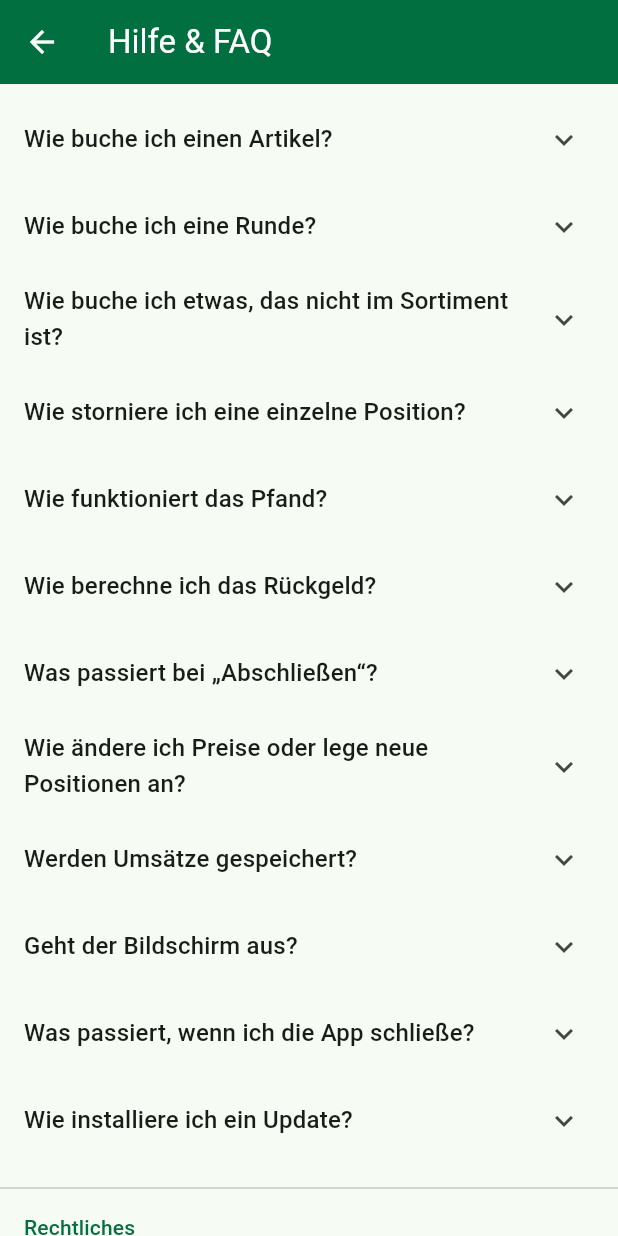
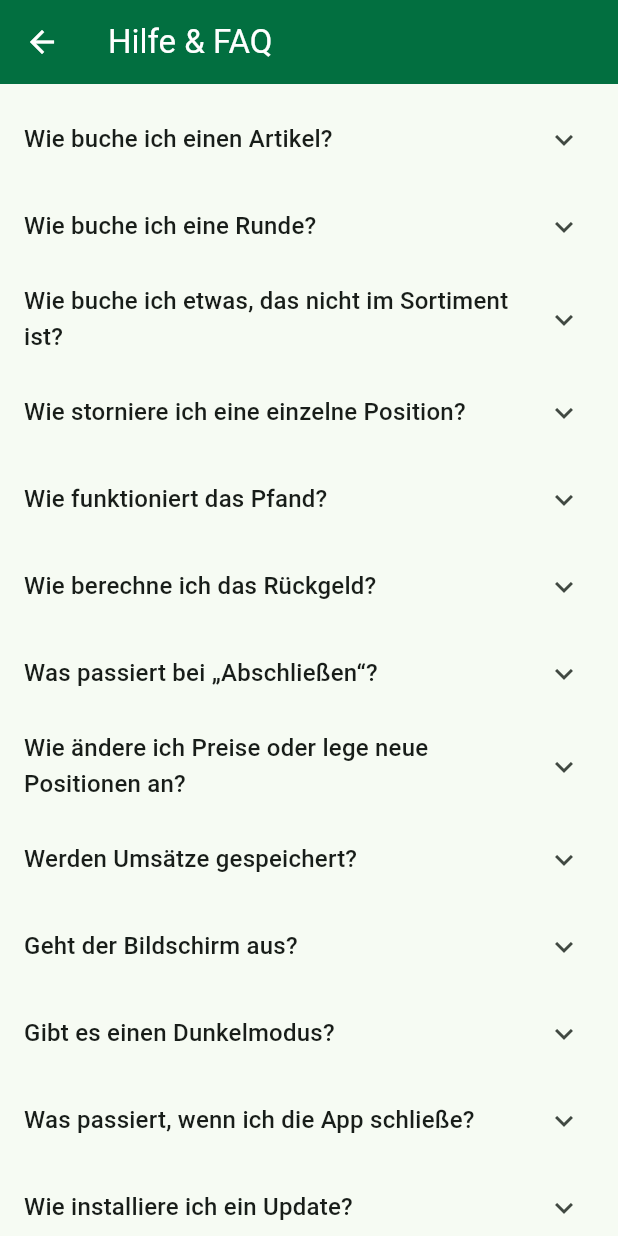
Before and after one commit to Ogie0/Easy-Price-Calculation, a Flutter app: the screen it shows after launch, after a tap on the "help outline" icon, on a phone screen of 412 x 824 dp. Run offline on Flutter 3.47's test engine with Material 3 defaults, Android fonts, the phone set to English and light mode, and no system bars; our stand-ins replace shared_preferences.

Commit message:
Dunkelmodus: automatisch wie am Handy, wahlweise fest hell oder dunkel [skip ci]
- Dunkles Farbschema aus dem Vereinsgrün, Leisten in gedecktem Grün
- Einstellungen → „Darstellung“: Automatisch (Standard), Hell, Dunkel;
  die Wahl wird gespeichert
- Tablet-Tab-Leiste nutzt die Farbe der App-Leiste statt fest Grün
- Speicher-Klasse heißt jetzt AppStorage (speichert mehr als das Sortiment)
- FAQ-Eintrag und Tests ergänzt

Co-Authored-By: Claude Opus 5.5 <noreply@anthropic.com>
Claude-Session: https://claude.ai/code/session_01NupdSHJUqBHfHitkyt8aD3

```diff
--- a/lib/main.dart
+++ b/lib/main.dart
@@ -2,20 +2,21 @@ import 'package:flutter/material.dart';
 import 'package:flutter_localizations/flutter_localizations.dart';
 import 'package:provider/provider.dart';
 
+import 'providers/appearance_provider.dart';
 import 'providers/cart_provider.dart';
 import 'providers/catalog_provider.dart';
 import 'providers/checkout_provider.dart';
 import 'providers/quantity_provider.dart';
 import 'screens/home_screen.dart';
-import 'services/catalog_storage.dart';
+import 'services/app_storage.dart';
 import 'theme.dart';
 import 'widgets/orientation_lock.dart';
 
 Future<void> main() async {
   WidgetsFlutterBinding.ensureInitialized();
-  CatalogStorage? storage;
+  AppStorage? storage;
   try {
-    storage = await CatalogStorage.open();
+    storage = await AppStorage.open();
   } on Object catch (e) {
     // Ohne Speicher läuft die Kasse mit den Standardpreisen weiter.
     debugPrint('Speicher nicht verfügbar: $e');
@@ -25,7 +26,7 @@ Future<void> main() async {
 
 /// Stellt alle Provider bereit und startet die App.
 class KassenRoot extends StatelessWidget {
-  final CatalogStorage? storage;
+  final AppStorage? storage;
 
   const KassenRoot({super.key, this.storage});
 
@@ -34,6 +35,7 @@ class KassenRoot extends StatelessWidget {
     return MultiProvider(
       providers: [
         ChangeNotifierProvider(create: (_) => CatalogProvider(storage: storage)),
+        ChangeNotifierProvider(create: (_) => AppearanceProvider(storage: storage)),
         ChangeNotifierProvider(
           create: (context) => CartProvider(context.read<CatalogProvider>()),
         ),
@@ -52,6 +54,7 @@ class KassenApp extends StatelessWidget {
 
   @override
   Widget build(BuildContext context) {
+    final themeMode = context.select<AppearanceProvider, ThemeMode>((a) => a.themeMode);
     return MaterialApp(
       title: kAppName,
       debugShowCheckedModeBanner: false,
@@ -60,6 +63,8 @@ class KassenApp extends StatelessWidget {
       supportedLocales: const [Locale('de')],
       localizationsDelegates: GlobalMaterialLocalizations.delegates,
       theme: clubTheme,
+      darkTheme: clubDarkTheme,
+      themeMode: themeMode,
       builder: (context, child) => OrientationLock(child: child!),
       home: const HomeScreen(),
     );
--- /dev/null
+++ b/lib/providers/appearance_provider.dart
@@ -0,0 +1,28 @@
+import 'dart:async';
+
+import 'package:flutter/material.dart';
+
+import '../services/app_storage.dart';
+
+/// Darstellung: automatisch wie am Handy eingestellt (Standard), hell oder
+/// dunkel. Die Wahl wird gespeichert.
+class AppearanceProvider extends ChangeNotifier {
+  final AppStorage? _storage;
+  ThemeMode _themeMode;
+
+  AppearanceProvider({AppStorage? storage})
+      : _storage = storage,
+        _themeMode = ThemeMode.values.asNameMap()[storage?.loadThemeMode()] ?? ThemeMode.system;
+
+  ThemeMode get themeMode => _themeMode;
+
+  void setThemeMode(ThemeMode mode) {
+    if (mode == _themeMode) return;
+    _themeMode = mode;
+    notifyListeners();
+    final write = _storage?.saveThemeMode(mode.name);
+    if (write == null) return;
+    // Ein Fehler beim Schreiben soll die Kasse nicht stören.
+    unawaited(write.catchError((Object e) => debugPrint('Speichern fehlgeschlagen: $e')));
+  }
+}
--- a/lib/providers/catalog_provider.dart
+++ b/lib/providers/catalog_provider.dart
@@ -4,21 +4,21 @@ import 'package:flutter/foundation.dart';
 
 import '../models/article.dart';
 import '../models/default_articles.dart';
-import '../services/catalog_storage.dart';
+import '../services/app_storage.dart';
 
 /// Verwaltet das Sortiment (Preise, Sichtbarkeit, Pfand, eigene Positionen)
 /// und den Pfandwert. Mit [storage] werden Änderungen gespeichert und beim
 /// Start wieder geladen.
 class CatalogProvider extends ChangeNotifier {
   final List<Article> _articles;
-  final CatalogStorage? _storage;
+  final AppStorage? _storage;
   int _depositCents;
   int _nextCustomId = 0;
 
   CatalogProvider({
     List<Article> articles = kDefaultArticles,
     int depositCents = kDefaultDepositCents,
-    CatalogStorage? storage,
+    AppStorage? storage,
   })  : _storage = storage,
         _articles = _load(articles, storage),
         _depositCents = storage?.loadDeposit() ?? depositCents;
@@ -26,7 +26,7 @@ class CatalogProvider extends ChangeNotifier {
   /// Gespeichertes Sortiment in gespeicherter Reihenfolge; Standardartikel
   /// behalten Namen und Emoji aus dem Code, neue Standardartikel (z. B. nach
   /// einem Update) kommen hinten dazu.
-  static List<Article> _load(List<Article> defaults, CatalogStorage? storage) {
+  static List<Article> _load(List<Article> defaults, AppStorage? storage) {
     final stored = storage?.loadArticles();
     if (stored == null) {
       return [
--- a/lib/screens/faq_screen.dart
+++ b/lib/screens/faq_screen.dart
@@ -65,6 +65,12 @@ class FaqScreen extends StatelessWidget {
     (
       'Geht der Bildschirm aus?',
       'Nein, solange die App geöffnet ist, bleibt der Bildschirm an. Den Akku im Blick behalten.',
+    ),
+    (
+      'Gibt es einen Dunkelmodus?',
+      'Ja. Die App richtet sich automatisch nach dem Handy: Ist dort das dunkle Design an, ist '
+          'auch die Kasse dunkel. In den Einstellungen unter „Darstellung“ lässt sich „Hell“ oder '
+          '„Dunkel“ fest einstellen. Dunkel blendet abends weniger und spart bei vielen Handys Akku.',
     ),
     (
       'Was passiert, wenn ich die App schließe?',
--- a/lib/screens/home_screen.dart
+++ b/lib/screens/home_screen.dart
@@ -118,7 +118,10 @@ class HomeScreen extends StatelessWidget {
                       flex: 5,
                       child: Column(
                         children: [
-                          const Material(color: kClubGreen, child: _tabBar),
+                          Material(
+                            color: Theme.of(context).appBarTheme.backgroundColor,
+                            child: _tabBar,
+                          ),
                           const QuantityBar(),
                           Expanded(child: tabView),
                         ],
--- a/lib/services/catalog_storage.dart
+++ b/lib/services/app_storage.dart
@@ -4,21 +4,23 @@ import 'package:shared_preferences/shared_preferences.dart';
 
 import '../models/article.dart';
 
-/// Speichert Sortiment (Preise, Sichtbarkeit, Pfand, eigene Positionen) und
-/// Pfandwert lokal auf dem Gerät, damit alles einen Neustart übersteht.
-class CatalogStorage {
+/// Speichert Sortiment (Preise, Sichtbarkeit, Pfand, eigene Positionen),
+/// Pfandwert und Darstellung lokal auf dem Gerät, damit alles einen Neustart
+/// übersteht.
+class AppStorage {
   static const _articlesKey = 'articles_v2';
   static const _depositKey = 'deposit_cents';
+  static const _themeModeKey = 'theme_mode';
 
   /// Ältere Versionen haben nur die Preise einzeln gespeichert.
   static const _legacyPricePrefix = 'price_cents_';
 
   final SharedPreferences _prefs;
 
-  CatalogStorage(this._prefs);
+  AppStorage(this._prefs);
 
-  static Future<CatalogStorage> open() async =>
-      CatalogStorage(await SharedPreferences.getInstance());
+  static Future<AppStorage> open() async =>
+      AppStorage(await SharedPreferences.getInstance());
 
   int? loadDeposit() => _prefs.getInt(_depositKey);
 
@@ -52,4 +54,9 @@ class CatalogStorage {
 
   Future<void> saveArticles(List<Article> articles) =>
       _prefs.setString(_articlesKey, jsonEncode([for (final a in articles) a.toJson()]));
+
+  /// Name des gewählten ThemeMode (`system`, `light`, `dark`) oder null.
+  String? loadThemeMode() => _prefs.getString(_themeModeKey);
+
+  Future<void> saveThemeMode(String name) => _prefs.setString(_themeModeKey, name);
 }
--- a/lib/theme.dart
+++ b/lib/theme.dart
@@ -7,17 +7,21 @@ const String kClubLogo = 'assets/logo/jgc_logo.png';
 
 const String kAppName = 'Knülle Kalkulieren - JGC';
 
-final ThemeData clubTheme = () {
-  final scheme = ColorScheme.fromSeed(
-    seedColor: kClubGreen,
-    primary: kClubGreen,
-    onPrimary: Colors.white,
-  );
+final ThemeData clubTheme = _clubTheme(Brightness.light);
+
+/// Dunkelmodus: dunkle Flächen, Leisten in gedecktem Vereinsgrün.
+final ThemeData clubDarkTheme = _clubTheme(Brightness.dark);
+
+ThemeData _clubTheme(Brightness brightness) {
+  final light = brightness == Brightness.light;
+  final scheme = light
+      ? ColorScheme.fromSeed(seedColor: kClubGreen, primary: kClubGreen, onPrimary: Colors.white)
+      : ColorScheme.fromSeed(seedColor: kClubGreen, brightness: Brightness.dark);
   return ThemeData(
     colorScheme: scheme,
     useMaterial3: true,
-    appBarTheme: const AppBarTheme(
-      backgroundColor: kClubGreen,
+    appBarTheme: AppBarTheme(
+      backgroundColor: light ? kClubGreen : scheme.primaryContainer,
       foregroundColor: Colors.white,
     ),
     // Tab-Leisten sitzen immer auf grünem Grund (AppBar bzw. Tablet-Leiste).
@@ -28,4 +32,4 @@ final ThemeData clubTheme = () {
       dividerColor: Colors.transparent,
     ),
   );
-}();
+}
```
Also changed, not shown: lib/screens/settings_screen.dart (+38 -1 lines), 2 other files.
